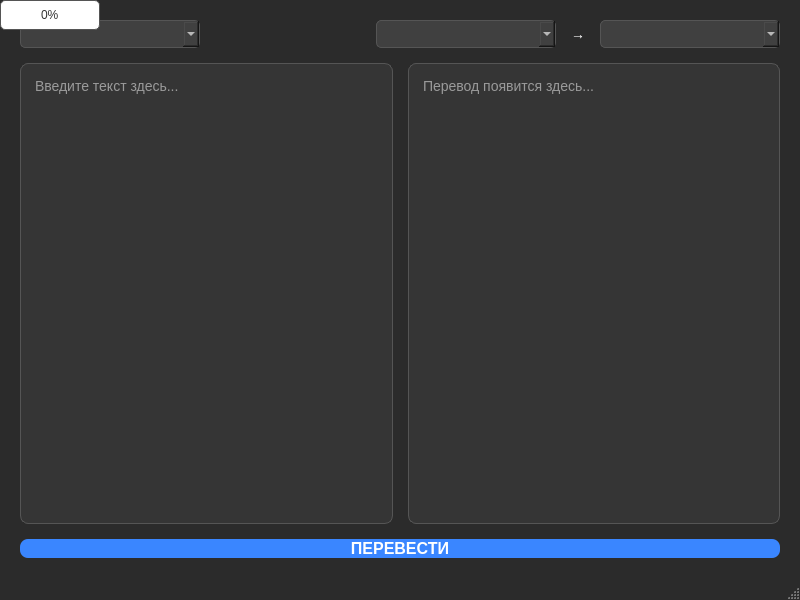
Old version of the form app/interface.ui in the repository Mist1351/translator-pro.
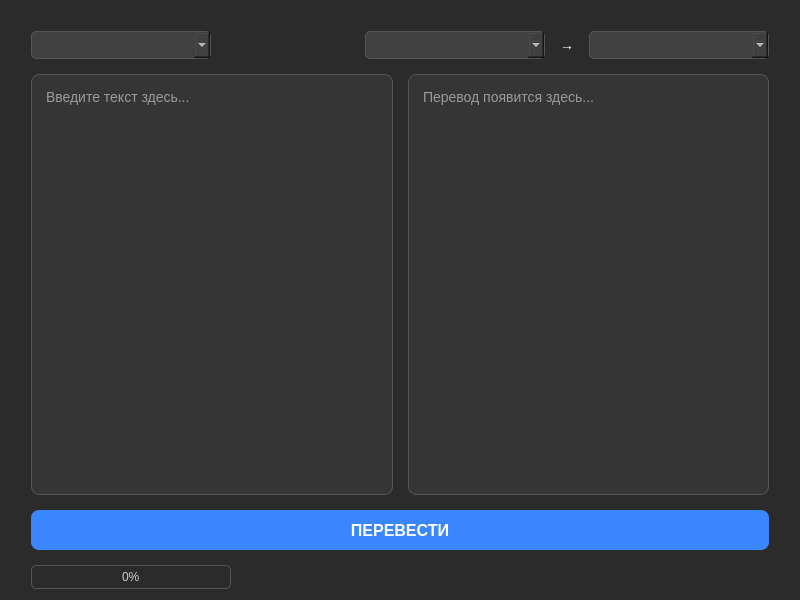
New version of the form.

Patch:
```diff
--- a/app/interface.ui
+++ b/app/interface.ui
@@ -1,7 +1,7 @@
 <?xml version="1.0" encoding="UTF-8"?>
 <ui version="4.0">
  <class>MainWindow</class>
- <widget class="QMainWindow" name="MainWindow">
+ <widget class="QWidget" name="MainWindow">
   <property name="geometry">
    <rect>
     <x>0</x>
@@ -14,82 +14,81 @@
    <string>PyQt Pro Translator</string>
   </property>
   <property name="styleSheet">
-   <string notr="true">
-    QMainWindow {
-      background-color: #2b2b2b;
-    }
-    QLabel {
-      color: #ffffff;
-      font-size: 14px;
-      font-weight: bold;
-    }
-    QTextEdit {
-      background-color: #353535;
-      color: #ffffff;
-      border: 1px solid #555;
-      border-radius: 8px;
-      padding: 10px;
-      font-size: 14px;
-    }
-    QTextEdit:focus {
-      border: 1px solid #3a86ff;
-    }
-    QComboBox {
-      background-color: #404040;
-      color: white;
-      border: 1px solid #555;
-      border-radius: 5px;
-      padding: 5px;
-      min-width: 150px;
-    }
-    QComboBox QAbstractItemView {
-      background-color: #404040;
-      color: white;
-      selection-background-color: #3a86ff;
-    }
-    QPushButton {
-      background-color: #3a86ff;
-      color: white;
-      border-radius: 8px;
-      font-size: 16px;
-      font-weight: bold;
-    }
-    QPushButton:hover {
-      background-color: #266dd3;
-    }
-    QPushButton:pressed {
-      background-color: #1b4b91;
-    }
-    QPushButton:disabled {
-      background-color: #555555;
-      color: #aaaaaa;
-    }
-    QStatusBar {
-      color: #aaaaaa;
-    }
-    QMessageBox {
-      background-color: #2b2b2b;
-    }
-    QMessageBox QLabel {
-      color: white;
-    }
-    QMessageBox QPushButton {
-      background-color: #404040;
-      color: white;
-      padding: 5px 15px;
-    }
-    QProgressBar {
-      border: 1px solid #555;
-      border-radius: 5px;
-      text-align: center;
-      color: #333333;
-    }
-    QProgressBar::chunk {
-      background-color: #2ecc71;
-    }
-   </string>
+   <string notr="true">QWidget {
+  background-color: #2b2b2b;
+}
+QLabel {
+  color: #ffffff;
+  font-size: 14px;
+  font-weight: bold;
+}
+QTextEdit {
+  background-color: #353535;
+  color: #ffffff;
+  border: 1px solid #555;
+  border-radius: 8px;
+  padding: 10px;
+  font-size: 14px;
+}
+QTextEdit:focus {
+  border: 1px solid #3a86ff;
+}
+QComboBox {
+  background-color: #404040;
+  color: white;
+  border: 1px solid #555;
+  border-radius: 5px;
+  padding: 5px;
+  min-width: 150px;
+}
+QComboBox QAbstractItemView {
+  background-color: #404040;
+  color: white;
+  selection-background-color: #3a86ff;
+}
+QPushButton {
+  background-color: #3a86ff;
+  color: white;
+  border-radius: 8px;
+  font-size: 16px;
+  font-weight: bold;
+}
+QPushButton:hover {
+  background-color: #266dd3;
+}
+QPushButton:pressed {
+  background-color: #1b4b91;
+}
+QPushButton:disabled {
+  background-color: #555555;
+  color: #aaaaaa;
+}
+QStatusBar {
+  color: #aaaaaa;
+}
+QMessageBox {
+  background-color: #2b2b2b;
+}
+QMessageBox QLabel {
+  color: white;
+}
+QMessageBox QPushButton {
+  background-color: #404040;
+  color: white;
+  padding: 5px 15px;
+}
+QProgressBar {
+  border: 1px solid #555;
+  border-radius: 5px;
+  text-align: center;
+  color: #CCCCCC;
+}
+QProgressBar::chunk {
+  background-color: #2ecc71;
+}   </string>
   </property>
-  <widget class="QWidget" name="centralwidget">
+  <layout class="QVBoxLayout" name="verticalLayout_2">
+   <item>
    <layout class="QVBoxLayout" name="verticalLayout">
     <property name="spacing">
      <number>15</number>
@@ -104,18 +103,17 @@
      <number>20</number>
     </property>
     <property name="bottomMargin">
-     <number>20</number>
+      <number>0</number>
     </property>
     <item>
      <layout class="QHBoxLayout" name="settingsLayout">
       <item>
-       <widget class="QComboBox" name="comboMode">
-       </widget>
+        <widget class="QComboBox" name="comboMode"/>
       </item>
       <item>
        <spacer name="horizontalSpacer">
         <property name="orientation">
-         <enum>Qt::Horizontal</enum>
+          <enum>Qt::Orientation::Horizontal</enum>
         </property>
         <property name="sizeHint" stdset="0">
          <size>
@@ -134,7 +132,7 @@
          <string>→</string>
         </property>
         <property name="alignment">
-         <set>Qt::AlignCenter</set>
+          <set>Qt::AlignmentFlag::AlignCenter</set>
         </property>
        </widget>
       </item>
@@ -146,14 +144,14 @@
     <item>
      <layout class="QHBoxLayout" name="textLayout">
       <item>
-       <widget class="QTextEdit" name="TextInput">
+        <widget class="QTextEdit" name="textInput">
         <property name="placeholderText">
          <string>Введите текст здесь...</string>
         </property>
        </widget>
       </item>
       <item>
-       <widget class="QTextEdit" name="TextOutput">
+        <widget class="QTextEdit" name="textOutput">
         <property name="readOnly">
          <bool>true</bool>
         </property>
@@ -166,20 +164,27 @@
     </item>
     <item>
      <widget class="QPushButton" name="btnTranslate">
-      <property name="text">
-       <string>ПЕРЕВЕСТИ</string>
+       <property name="sizePolicy">
+        <sizepolicy hsizetype="Minimum" vsizetype="Fixed">
+         <horstretch>0</horstretch>
+         <verstretch>0</verstretch>
+        </sizepolicy>
+       </property>
+       <property name="minimumSize">
+        <size>
+         <width>0</width>
+         <height>40</height>
+        </size>
       </property>
       <property name="cursor">
        <cursorShape>PointingHandCursor</cursorShape>
       </property>
-      <property name="minimumHeight">
-       <number>50</number>
+       <property name="text">
+        <string>ПЕРЕВЕСТИ</string>
       </property>
      </widget>
     </item>
-   </layout>
-  </widget>
-  <widget class="QStatusBar" name="statusbar"/>
+     <item>
    <widget class="QProgressBar" name="progressBar">
     <property name="maximumSize">
      <size>
@@ -187,13 +192,17 @@
       <height>16777215</height>
      </size>
     </property>
-    <property name="value">
-     <number>0</number>
-    </property>
     <property name="visible">
-     <bool>false</bool>
-    </property>
-   </widget>
+        <bool>true</bool>
+       </property>
+       <property name="value">
+        <number>0</number>
+       </property>
+      </widget>
+     </item>
+    </layout>
+   </item>
+  </layout>
   </widget>
  <resources/>
  <connections/>
```
Lines whose indentation alone changed are shown as unchanged.
